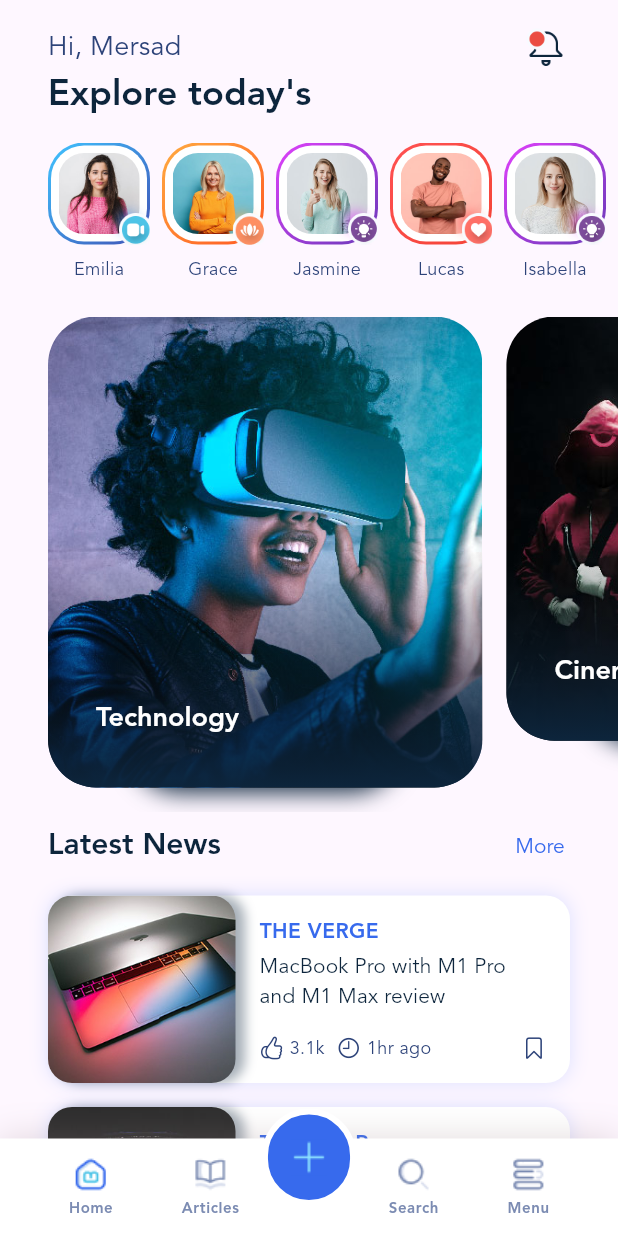
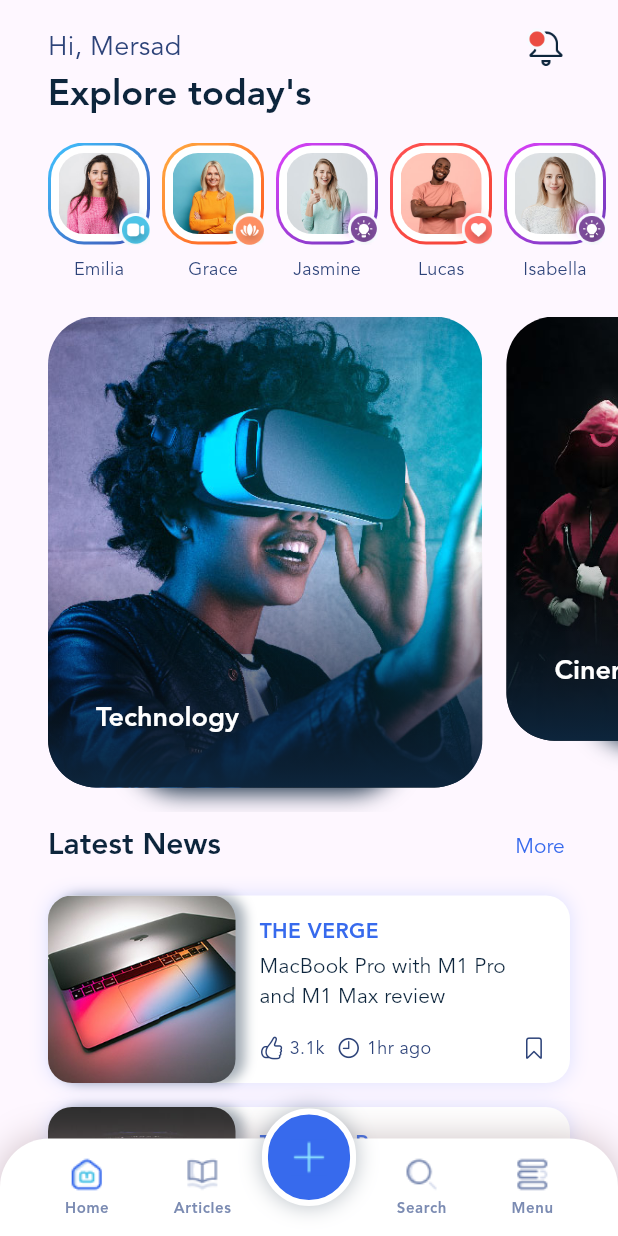
Before and after one commit to MersadMolaei/BlogClub, a Flutter app: the screen it shows after launch, on a phone screen of 412 x 824 dp. Run offline on Flutter 3.47's test engine with Material 2 defaults, Android fonts, the phone set to English and light mode, and no system bars.

Commit message:
Minor:
changes in BottomNavigation

```diff
--- a/lib/main.dart
+++ b/lib/main.dart
@@ -132,7 +132,7 @@ class HomeScreen extends StatelessWidget {
               const SizedBox(
                   height: 330, width: double.infinity, child: CategoryList()),
               const PostList(),
-              const SizedBox(height: 32),
+              const SizedBox(height: 90),
             ],
           ),
         ),
@@ -609,12 +609,17 @@ class BottomNavigation extends StatelessWidget {
             right: 0,
             child: Container(
               height: 65,
-              decoration: BoxDecoration(color: Colors.white, boxShadow: [
-                BoxShadow(
-                  blurRadius: 20,
-                  color: const Color(0xff9B8487).withOpacity(0.30),
-                )
-              ]),
+              decoration: BoxDecoration(
+                  borderRadius: const BorderRadius.only(
+                      topLeft: Radius.circular(32.5),
+                      topRight: Radius.circular(32.5)),
+                  color: Colors.white,
+                  boxShadow: [
+                    BoxShadow(
+                      blurRadius: 20,
+                      color: const Color(0xff9B8487).withOpacity(0.5),
+                    )
+                  ]),
               child: Row(
                   mainAxisAlignment: MainAxisAlignment.spaceEvenly,
                   children: [
@@ -626,7 +631,7 @@ class BottomNavigation extends StatelessWidget {
                         iconFileName: Assets.img.icons.articles.path,
                         activeiconFileName: Assets.img.icons.articles.path,
                         title: 'Articles'),
-                    const SizedBox(width: 8),
+                    const SizedBox(width: 24),
                     BottomNavigationItem(
                         iconFileName: Assets.img.icons.search.path,
                         activeiconFileName: Assets.img.icons.search.path,
@@ -646,6 +651,12 @@ class BottomNavigation extends StatelessWidget {
               child: Container(
                   height: 65,
                   decoration: BoxDecoration(
+                    boxShadow: [
+                      BoxShadow(
+                          // color: const Color(0xff9B8487).withOpacity(1.0),
+                          color: const Color(0xff0D253C).withOpacity(0.3),
+                          blurRadius: 12),
+                    ],
                     borderRadius: BorderRadius.circular(32.5),
                     color: const Color(0xff376AED),
                     border: Border.all(color: Colors.white, width: 4),
```
